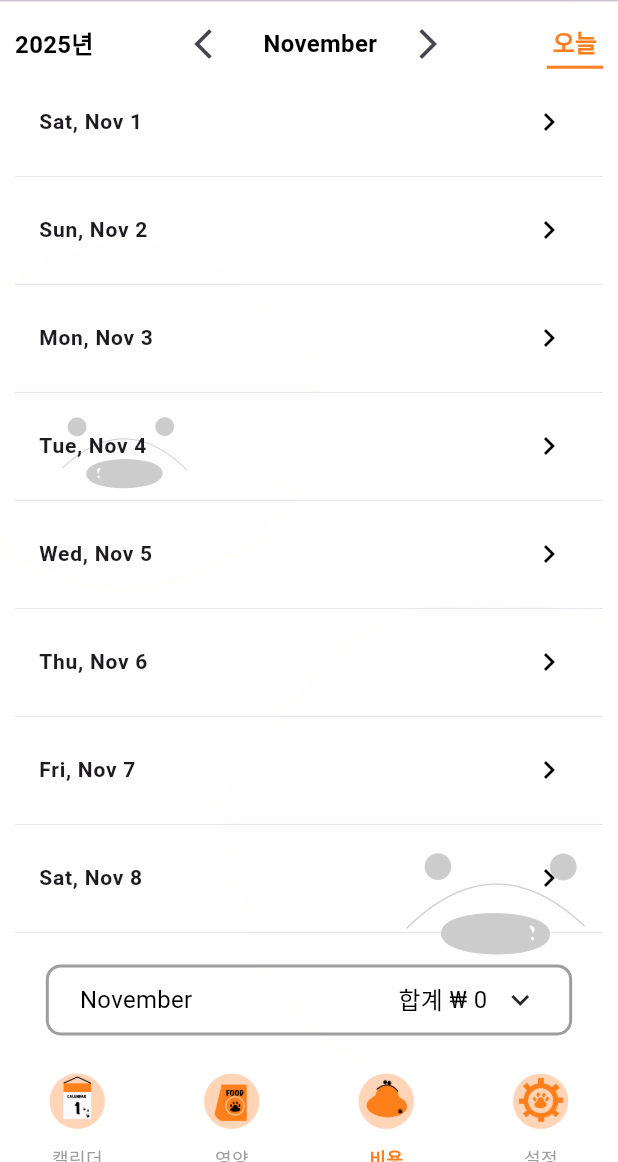
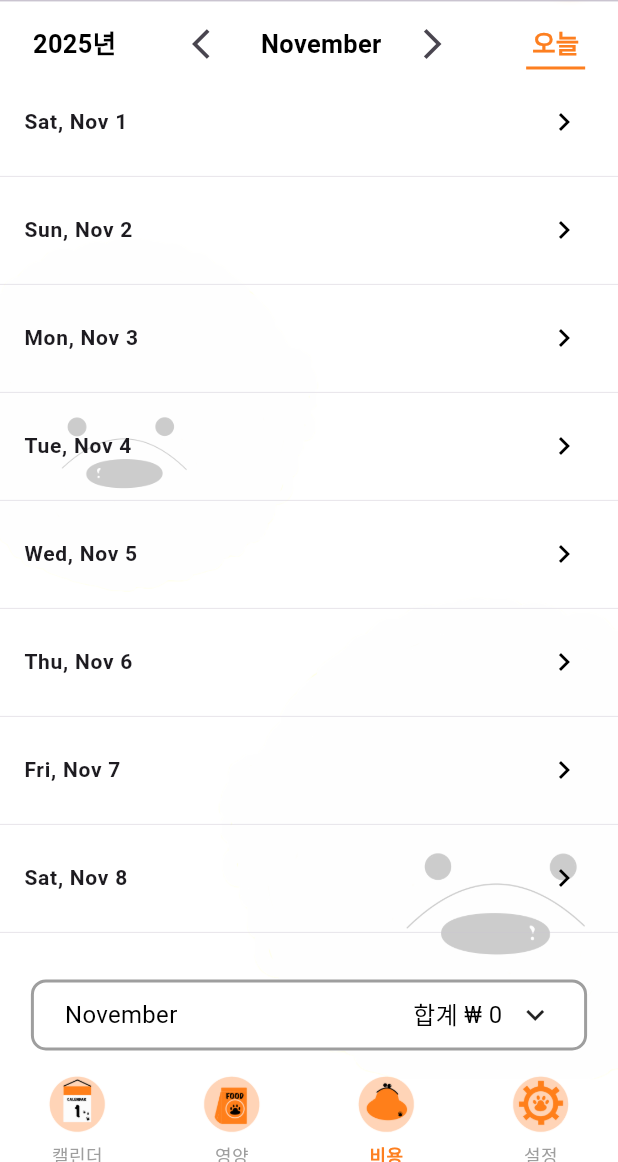
Before and after one commit to wonjongseo/every_pet, a Flutter app: the MainScreen screen opened directly, item 3 of the bottom bar chosen, on a phone screen of 412 x 824 dp, the part 74-1236 px from its top. Run offline on Flutter 3.47's test engine with Material 3 defaults, Android fonts, the phone set to English and light mode, and no system bars; drawn by our look-alikes of scrollable_positioned_list; our stand-ins replace auto_size_text, flutter_datetime_picker_plus, font_awesome_flutter, get, google_mobile_ads, hive and 4 more; missing offline and left inert: age_calculator, flutter_email_sender, photo_manager; accounts and stored records are empty; network calls fail; Roboto replaces fonts that are missing (CookieRunFont).

Commit message:
release ios 1.5.0

```diff
--- a/lib/common/admob/interstitial_manager.dart
+++ b/lib/common/admob/interstitial_manager.dart
@@ -114,6 +114,7 @@ class InterstitialManager {
       await SettingRepository.setString(_kDateKey, today);
       await SettingRepository.setInt(_kCountKey, 0);
       await SettingRepository.setInt(_kLastTsKey, 0);
+      return false;
     }
 
     // 일일 캡
--- a/lib/common/theme/theme.dart
+++ b/lib/common/theme/theme.dart
@@ -20,7 +20,7 @@ TextStyle get subHeadingStyle {
 
 TextStyle get headingStyle {
   return TextStyle(
-    fontSize: Responsive.width10 * 1.6,
+    fontSize: Responsive.width10 * 1.7,
     fontWeight: FontWeight.w600,
     color: Get.isDarkMode ? Colors.white : Colors.black,
   );
--- a/lib/main.dart
+++ b/lib/main.dart
@@ -28,7 +28,7 @@ void main() async {
 
   InterstitialManager.instance.configure(
       maxPerDay: 10000, // 3,
-      showChance: 0.60, // 0.35,
+      showChance: 0.65, // 0.35,
       cooldownMinutes: 15 // 5,
       );
 
--- a/lib/view/expensive/expensive_screen.dart
+++ b/lib/view/expensive/expensive_screen.dart
@@ -83,11 +83,11 @@ class _ExpensiveScreenState extends State<ExpensiveScreen> {
 
   @override
   Widget build(BuildContext context) {
-    return Padding(
-      padding: EdgeInsets.symmetric(horizontal: Responsive.width10),
-      child: Column(
+    return Column(
       children: [
-          Row(
+        Padding(
+          padding: EdgeInsets.symmetric(horizontal: Responsive.width22),
+          child: Row(
             mainAxisAlignment: MainAxisAlignment.spaceBetween,
             children: [
               Text(
@@ -136,6 +136,7 @@ class _ExpensiveScreenState extends State<ExpensiveScreen> {
               ),
             ],
           ),
+        ),
         Expanded(
           child: ScrollablePositionedList.separated(
             itemScrollController: itemScrollController,
@@ -148,8 +149,7 @@ class _ExpensiveScreenState extends State<ExpensiveScreen> {
                     expensiveController.expensivesByDay(days[index]);
                 return ListTile(
                   title: Text(
-                      DateFormat.MMMEd(Get.locale.toString())
-                          .format(days[index]),
+                    DateFormat.MMMEd(Get.locale.toString()).format(days[index]),
                     style: const TextStyle(
                         fontSize: 14, fontWeight: FontWeight.bold),
                   ),
@@ -161,7 +161,9 @@ class _ExpensiveScreenState extends State<ExpensiveScreen> {
                         )
                       : null,
                   subtitle: expensives.isNotEmpty
-                        ? Card(
+                      ? Padding(
+                          padding: const EdgeInsets.only(top: 4),
+                          child: Card(
                             color: Colors.white,
                             child: Padding(
                               padding: const EdgeInsets.all(8.0),
@@ -179,6 +181,7 @@ class _ExpensiveScreenState extends State<ExpensiveScreen> {
                                         Text('${AppString.moneySign.tr} '
                                             '${NumberFormat("#,###").format(expensives[i].price)}'),
                                       ],
+                                    ),
                                   ),
                                 ),
                               ),
@@ -209,8 +212,7 @@ class _ExpensiveScreenState extends State<ExpensiveScreen> {
                         )
                       : Column(
                           mainAxisSize: MainAxisSize.min,
-                            children: expensiveController
-                                .categoryAndPrice.entries
+                          children: expensiveController.categoryAndPrice.entries
                               .map((entry) {
                             return ListTile(
                               tileColor: Colors.transparent,
@@ -241,6 +243,7 @@ class _ExpensiveScreenState extends State<ExpensiveScreen> {
               ),
               decoration: BoxDecoration(
                 borderRadius: BorderRadius.circular(10),
+                color: Colors.white,
                 border: Border.all(
                   width: 2,
                   color: Colors.grey,
@@ -276,7 +279,6 @@ class _ExpensiveScreenState extends State<ExpensiveScreen> {
           );
         })
       ],
-      ),
     );
   }
 }
--- a/lib/view/main/main_screen.dart
+++ b/lib/view/main/main_screen.dart
@@ -27,14 +27,13 @@ class MainScreen extends StatelessWidget {
             bottomNavigationBar: Column(
               mainAxisSize: MainAxisSize.min,
               children: [
+                bottomNavigationBar(petsController),
+                const SizedBox(height: 5),
                 const GlobalBannerAdmob(),
-                const SizedBox(height: 5),
-                bottomNavigationBar(petsController),
               ],
             ),
             body: BackGround2(
               widget: SafeArea(
-                bottom: false,
                 child: Column(
                   children: [
                     const TopNavigationBar(),
@@ -141,7 +140,8 @@ class MainScreen extends StatelessWidget {
 
   Widget bottomNavigationBar(PetsController petsController) {
     return NavigationBar(
-      height: 60,
+      height: 50,
+      labelPadding: EdgeInsets.zero,
       selectedIndex: petsController.bottomTapIndex,
       backgroundColor: Colors.white,
       indicatorColor: Colors.transparent,
--- a/lib/view/todo/widgets/add_todo_alert_dialog.dart
+++ b/lib/view/todo/widgets/add_todo_alert_dialog.dart
@@ -49,7 +49,6 @@ class _AddTodoDialogState extends State<AddTodoDialog> {
     return Column(
       crossAxisAlignment: CrossAxisAlignment.start,
       children: [
-        SizedBox(height: Responsive.height10),
         SingleChildScrollView(
           scrollDirection: Axis.horizontal,
           child: Row(
@@ -77,7 +76,7 @@ class _AddTodoDialogState extends State<AddTodoDialog> {
             ),
           ),
         ),
-        Divider(height: Responsive.height20),
+        Divider(height: Responsive.height10),
         SizedBox(height: Responsive.height10),
         Column(
           crossAxisAlignment: CrossAxisAlignment.start,
@@ -106,7 +105,7 @@ class _AddTodoDialogState extends State<AddTodoDialog> {
             ),
           ),
         ),
-        SizedBox(height: Responsive.height10),
+        SizedBox(height: Responsive.height10 / 2),
         GetBuilder<StampController>(builder: (stampController) {
           return SizedBox(
             height: MediaQuery.of(context).size.height / 3.5,
--- a/pubspec.yaml
+++ b/pubspec.yaml
@@ -4,7 +4,7 @@ description: "A new Flutter project."
 # pub.dev using `flutter pub publish`. This is preferred for private packages.
 publish_to: "none" # Remove this line if you wish to publish to pub.dev
 
-version: 1.5.0+7
+version: 1.6.0+8
 
 environment:
   sdk: ">=3.2.3 <4.0.0"
```
Also changed, not shown: 2 other files. Lines whose indentation alone changed are shown as unchanged.
